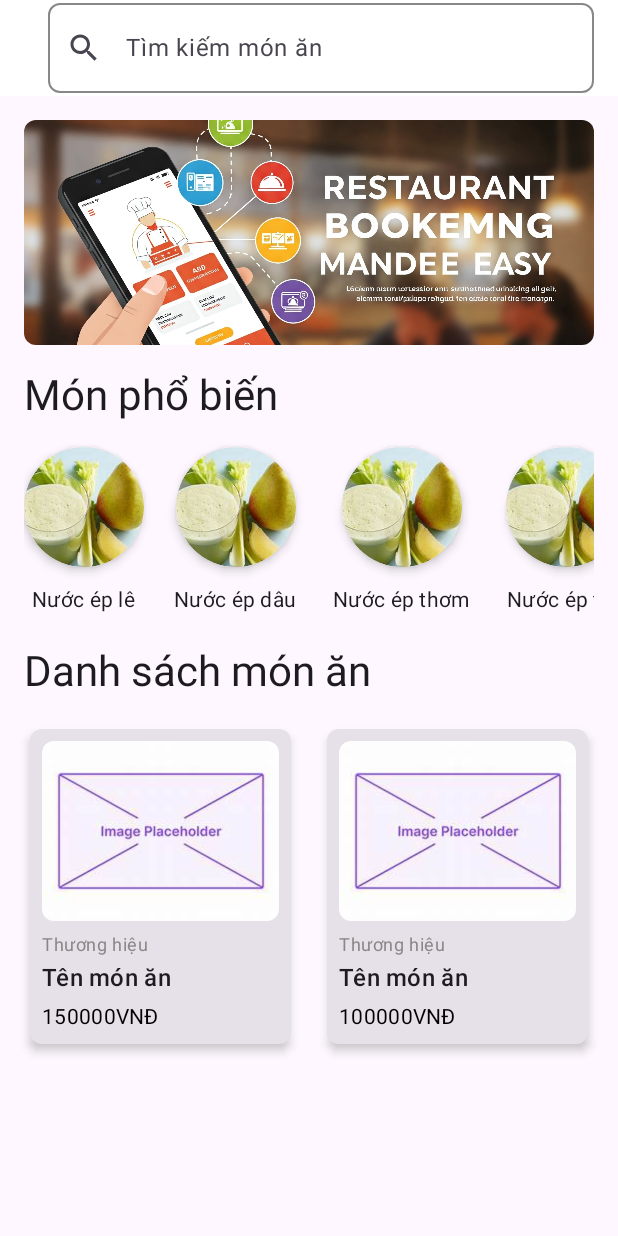
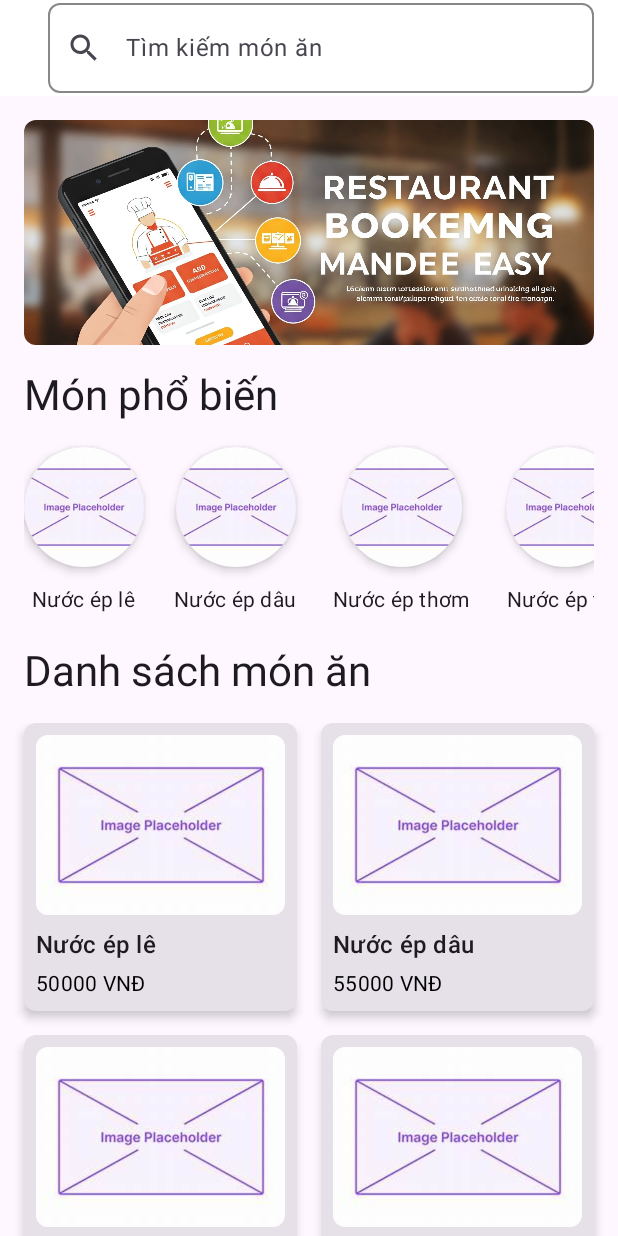
Before and after one commit to khoi2251120220/LapTrinhMOBILE, an Android app built with Jetpack Compose: the @Preview function PreviewHomeScreen, on a phone screen of 412 x 824 dp. Run offline under Robolectric (Android 15) with nearby library versions, the phone set to English and light mode, and no system bars.

Commit message:
up mvvm coban

```diff
--- a/RestaurantManage/app/src/main/java/com/example/restaurantmanage/data/models/MenuItem.kt
+++ b/RestaurantManage/app/src/main/java/com/example/restaurantmanage/data/models/MenuItem.kt
@@ -8,7 +8,8 @@ data class MenuItem(
     val orderCount: Int = 0,
     val inStock: Boolean = true,
     val image: String = "",
-    val description: String = ""
+    val description: String = "",
+    val imageResId: Int = 0,
 )
 
 data class MenuCategory(
--- a/RestaurantManage/app/src/main/java/com/example/restaurantmanage/data/viewmodels/CartViewModel.kt
+++ b/RestaurantManage/app/src/main/java/com/example/restaurantmanage/data/viewmodels/CartViewModel.kt
@@ -1,32 +1,89 @@
 package com.example.restaurantmanage.data.viewmodels
 
-import androidx.compose.runtime.toMutableStateList
 import androidx.lifecycle.ViewModel
+import androidx.lifecycle.viewModelScope
 import com.example.restaurantmanage.data.models.CartItem
 import com.example.restaurantmanage.data.models.MenuItem
 import kotlinx.coroutines.flow.MutableStateFlow
 import kotlinx.coroutines.flow.StateFlow
+import kotlinx.coroutines.flow.asStateFlow
+import kotlinx.coroutines.launch
 
-class CartViewModel: ViewModel() {
+class CartViewModel : ViewModel() {
     private val _cartItems = MutableStateFlow<List<CartItem>>(emptyList())
-    val cartItem: StateFlow<List<CartItem>> = _cartItems
+    val cartItems: StateFlow<List<CartItem>> = _cartItems.asStateFlow()
 
     private val _total = MutableStateFlow(0.0)
-    val total: StateFlow<Double> = _total
+    val total: StateFlow<Double> = _total.asStateFlow()
 
-    fun addToCart(menuItem: MenuItem){
-        val currentItems = _cartItems.value.toMutableList()
-        val existingItem = currentItems.find { it.menuItem.id == menuItem.id }
+    private val _totalWithTax = MutableStateFlow(0.0)
+    val totalWithTax: StateFlow<Double> = _totalWithTax.asStateFlow()
 
-        if (existingItem != null) {
-            existingItem.quantity++
-        } else {
-            currentItems.add(CartItem(menuItem))
+    private val _tax = MutableStateFlow(0.0)
+    val tax: StateFlow<Double> = _tax.asStateFlow()
+
+    private val _selectedPayment = MutableStateFlow("Tiền mặt")
+    val selectedPayment: StateFlow<String> = _selectedPayment.asStateFlow()
+
+    private val _paymentMethods = MutableStateFlow(listOf("Tiền mặt", "Thẻ tín dụng", "Ví điện tử"))
+    val paymentMethods: StateFlow<List<String>> = _paymentMethods.asStateFlow()
+
+    private val _isPaymentDropdownExpanded = MutableStateFlow(false)
+    val isPaymentDropdownExpanded: StateFlow<Boolean> = _isPaymentDropdownExpanded.asStateFlow()
+
+    init {
+        loadCartItems()
+    }
+
+    private fun loadCartItems() {
+        viewModelScope.launch {
+            val mockItems = listOf(
+                CartItem(MenuItem("1", "Nước ép lê", 50000.0, "Nước uống", image = "nuoceple"), 2),
+                CartItem(MenuItem("2", "Nước ép dâu", 55000.0, "Nước uống", image = "nuocepdau"), 1)
+            )
+            _cartItems.value = mockItems
+            updateTotal()
         }
-        _cartItems.value = currentItems
-        calculateTotal()
     }
-    private fun calculateTotal(){
-        _total.value = _cartItems.value.sumOf { it.menuItem.price * it.quantity }
+
+    private fun updateTotal() {
+        val totalPrice = _cartItems.value.sumOf { it.menuItem.price * it.quantity }
+        _total.value = totalPrice
+        _tax.value = totalPrice * 0.1 // Thuế 10%
+        _totalWithTax.value = totalPrice * 1.1 // Tổng cộng (bao gồm thuế)
+    }
+
+    fun addToCart(item: MenuItem) {
+        viewModelScope.launch {
+            val currentItems = _cartItems.value.toMutableList()
+            val existingItem = currentItems.find { it.menuItem.id == item.id }
+            if (existingItem != null) {
+                val updatedItem = existingItem.copy(quantity = existingItem.quantity + 1)
+                currentItems[currentItems.indexOf(existingItem)] = updatedItem
+            } else {
+                currentItems.add(CartItem(item, 1))
+            }
+            _cartItems.value = currentItems
+            updateTotal()
+        }
+    }
+
+    fun setPaymentMethod(method: String) {
+        _selectedPayment.value = method
+    }
+
+    fun togglePaymentDropdown() {
+        _isPaymentDropdownExpanded.value = !_isPaymentDropdownExpanded.value
+    }
+
+    fun dismissPaymentDropdown() {
+        _isPaymentDropdownExpanded.value = false
+    }
+
+    fun confirmPayment() {
+        viewModelScope.launch {
+            _cartItems.value = emptyList()
+            updateTotal()
+        }
     }
 }
--- a/RestaurantManage/app/src/main/java/com/example/restaurantmanage/data/viewmodels/HomeViewModels.kt
+++ b/RestaurantManage/app/src/main/java/com/example/restaurantmanage/data/viewmodels/HomeViewModels.kt
@@ -1,65 +1,54 @@
 package com.example.restaurantmanage.data.viewmodels
 
 import androidx.lifecycle.ViewModel
+import androidx.lifecycle.viewModelScope
+import com.example.restaurantmanage.R
 import com.example.restaurantmanage.data.models.MenuItem
 import kotlinx.coroutines.flow.MutableStateFlow
 import kotlinx.coroutines.flow.StateFlow
 import kotlinx.coroutines.flow.asStateFlow
+import kotlinx.coroutines.launch
 
 class HomeViewModel : ViewModel() {
     private val _featuredItems = MutableStateFlow<List<MenuItem>>(emptyList())
     val featuredItems: StateFlow<List<MenuItem>> = _featuredItems.asStateFlow()
 
-    private val _categories = MutableStateFlow<List<MenuItem>>(emptyList())
-    val categories: StateFlow<List<MenuItem>> = _categories.asStateFlow()
+    private val _categories = MutableStateFlow<List<MenuCategory>>(emptyList())
+    val categories: StateFlow<List<MenuCategory>> = _categories.asStateFlow()
 
     init {
-        _featuredItems.value = listOf(
-            MenuItem(
-                id = "1",
-                name = "Nước ép lê",
-                price = 50000.0,
-                category = "Nước uống",
-                image = "pear_juice.jpg"
-            ),
-            MenuItem(
-                id = "2",
-                name = "Nước ép dâu",
-                price = 55000.0,
-                category = "Nước uống",
-                image = "strawberry_juice.jpg"
-            ),
-            MenuItem(
-                id = "3",
-                name = "Nước ép thơm",
-                price = 45000.0,
-                category = "Nước uống",
-                image = "pineapple_juice.jpg"
-            ),
-            MenuItem(
-                id = "4",
-                name = "Nước ép táo",
-                price = 48000.0,
-                category = "Nước uống",
-                image = "apple_juice.jpg"
+        loadData()
+    }
+
+    private fun loadData() {
+        viewModelScope.launch {
+            val mockFeaturedItems = listOf(
+                MenuItem("1", "Nước ép lê", 50000.0, "Nước uống", imageResId = R.drawable.nuoceple),
+                MenuItem("2", "Nước ép dâu", 55000.0, "Nước uống", imageResId = R.drawable.nuocepdau),
+                MenuItem("3", "Nước ép thơm", 45000.0, "Nước uống", imageResId = R.drawable.nuocepthom),
+                MenuItem("4", "Nước ép táo", 48000.0, "Nước uống", imageResId = R.drawable.nuoceptao)
             )
-        )
+            _featuredItems.value = mockFeaturedItems
 
-        _categories.value = listOf(
-            MenuItem(
-                id = "5",
-                name = "Tên món ăn",
-                price = 150000.0,
-                category = "Món chính",
-                image = "food1.jpg"
-            ),
-            MenuItem(
-                id = "6",
-                name = "Tên món ăn",
-                price = 100000.0,
-                category = "Món phụ",
-                image = "food2.jpg"
+            val mockCategories = listOf(
+                MenuCategory("Món chính", R.drawable.food1),
+                MenuCategory("Món phụ", R.drawable.food2),
+                MenuCategory("Đồ uống", R.drawable.drink)
             )
-        )
+            _categories.value = mockCategories
+        }
+    }
+
+    fun getFeaturedItems(): List<MenuItem> {
+        return _featuredItems.value
+    }
+
+    fun getCategories(): List<MenuCategory> {
+        return _categories.value
     }
 }
+
+data class MenuCategory(
+    val name: String,
+    val imageResId: Int
+)
--- a/RestaurantManage/app/src/main/java/com/example/restaurantmanage/navigation/NavGraph.kt
+++ b/RestaurantManage/app/src/main/java/com/example/restaurantmanage/navigation/NavGraph.kt
@@ -27,6 +27,7 @@ sealed class Screen(val route: String) {
     object UserBookings : Screen("user/bookings")
     object UserFavorites : Screen("user/favorites")
     object Cart : Screen("user/cart")
+    object PaymentSuccess : Screen("user/payment_success")
 
     // Admin Screens (Requires admin login)
     object AdminDashboard : Screen("admin/dashboard")
--- a/RestaurantManage/app/src/main/java/com/example/restaurantmanage/ui/theme/screens/user/MainScreenUser.kt
+++ b/RestaurantManage/app/src/main/java/com/example/restaurantmanage/ui/theme/screens/user/MainScreenUser.kt
@@ -16,6 +16,7 @@ import com.example.restaurantmanage.ui.theme.screens.assignment.LoginScreen
 import com.example.restaurantmanage.ui.theme.screens.assignment.PasswordScreen
 import com.example.restaurantmanage.ui.theme.screens.user.booking.BookingScreen
 import com.example.restaurantmanage.ui.theme.screens.user.home.HomeScreen
+import com.example.restaurantmanage.ui.theme.screens.user.introduce.IntroduceScreen
 import com.example.restaurantmanage.ui.theme.screens.user.order.MenuScreen
 import com.example.restaurantmanage.ui.theme.screens.user.personal.ProfileScreen
 
@@ -32,9 +33,12 @@ fun MainScreenUser() {
     ) { paddingValues ->
         NavHost(
             navController = navController,
-            startDestination = "home",
+            startDestination = "introduce",
             modifier = Modifier.padding(paddingValues)
         ) {
+            composable("introduce") {
+                IntroduceScreen(navController)
+            }
             composable("home") {
                 HomeScreen(navController)
             }
--- a/RestaurantManage/app/src/main/java/com/example/restaurantmanage/ui/theme/screens/user/home/HomeScreen.kt
+++ b/RestaurantManage/app/src/main/java/com/example/restaurantmanage/ui/theme/screens/user/home/HomeScreen.kt
@@ -5,10 +5,15 @@ import androidx.compose.foundation.clickable
 import androidx.compose.foundation.layout.*
 import androidx.compose.foundation.lazy.LazyColumn
 import androidx.compose.foundation.lazy.LazyRow
+import androidx.compose.foundation.lazy.grid.GridCells
+import androidx.compose.foundation.lazy.grid.LazyVerticalGrid
+import androidx.compose.foundation.lazy.grid.items
 import androidx.compose.foundation.lazy.items
 import androidx.compose.foundation.shape.CircleShape
 import androidx.compose.foundation.shape.RoundedCornerShape
 import androidx.compose.material.icons.Icons
+import androidx.compose.material.icons.filled.Favorite
+import androidx.compose.material.icons.filled.FavoriteBorder
 import androidx.compose.material.icons.filled.Search
 import androidx.compose.material3.*
 import androidx.compose.runtime.Composable
@@ -16,6 +21,7 @@ import androidx.compose.runtime.collectAsState
 import androidx.compose.runtime.getValue
 import androidx.compose.runtime.mutableStateOf
 import androidx.compose.runtime.remember
+import androidx.compose.runtime.setValue
 import androidx.compose.ui.Alignment
 import androidx.compose.ui.Modifier
 import androidx.compose.ui.draw.clip
@@ -28,6 +34,7 @@ import androidx.compose.ui.tooling.preview.Preview
 import androidx.compose.ui.unit.dp
 import androidx.lifecycle.viewmodel.compose.viewModel
 import androidx.navigation.NavController
+import androidx.navigation.compose.rememberNavController
 import com.example.restaurantmanage.R
 import com.example.restaurantmanage.data.models.MenuItem
 import com.example.restaurantmanage.data.viewmodels.CartViewModel
@@ -41,7 +48,6 @@ fun HomeScreen(
     cartViewModel: CartViewModel = viewModel()
 ) {
     val featuredItems by homeViewModel.featuredItems.collectAsState()
-    val categories by homeViewModel.categories.collectAsState()
     val searchText = remember { mutableStateOf(TextFieldValue("")) }
 
     Scaffold(
@@ -75,7 +81,7 @@ fun HomeScreen(
                     containerColor = Color.White
                 )
             )
-        },
+        }
     ) { padding ->
         LazyColumn(
             modifier = Modifier
@@ -125,15 +131,16 @@ fun HomeScreen(
                 )
             }
 
-            items(categories.chunked(2)) { row ->
-                Row(
-                    modifier = Modifier.fillMaxWidth(),
-                    horizontalArrangement = Arrangement.spacedBy(16.dp)
+            item {
+                LazyVerticalGrid(
+                    columns = GridCells.Fixed(2),
+                    horizontalArrangement = Arrangement.spacedBy(16.dp),
+                    verticalArrangement = Arrangement.spacedBy(16.dp),
+                    modifier = Modifier.heightIn(max = 1000.dp) // Giới hạn chiều cao nếu cần
                 ) {
-                    row.forEach { item ->
+                    items(featuredItems) { item ->
                         MenuItemCard(
                             item = item,
-                            modifier = Modifier.weight(1f),
                             onItemClick = { cartViewModel.addToCart(item) }
                         )
                     }
@@ -161,7 +168,7 @@ fun FeaturedItemCard(
             elevation = CardDefaults.cardElevation(defaultElevation = 4.dp)
         ) {
             Image(
-                painter = painterResource(id = R.drawable.nuoceple),
+                painter = painterResource(id = getImageResId(item.image)),
                 contentDescription = item.name,
                 modifier = Modifier
                     .fillMaxSize()
@@ -185,9 +192,11 @@ fun MenuItemCard(
     modifier: Modifier = Modifier,
     onItemClick: () -> Unit
 ) {
+    var isFavorite by remember { mutableStateOf(false) }
+
     Card(
         modifier = modifier
-            .padding(4.dp)
+            .fillMaxWidth()
             .clickable(onClick = onItemClick),
         elevation = CardDefaults.cardElevation(defaultElevation = 4.dp),
         shape = RoundedCornerShape(8.dp)
@@ -195,8 +204,9 @@ fun MenuItemCard(
         Column(
             modifier = Modifier.padding(8.dp)
         ) {
+            Box {
                 Image(
-                painter = painterResource(id = R.drawable.placeholder),
+                    painter = painterResource(id = getImageResId(item.image)),
                     contentDescription = item.name,
                     modifier = Modifier
                         .fillMaxWidth()
@@ -204,19 +214,14 @@ fun MenuItemCard(
                         .clip(RoundedCornerShape(8.dp)),
                     contentScale = ContentScale.Crop
                 )
-            Text(
-                text = "Thương hiệu",
-                style = MaterialTheme.typography.bodySmall,
-                modifier = Modifier.padding(top = 8.dp),
-                color = Color.Gray
-            )
+            }
             Text(
                 text = item.name,
                 style = MaterialTheme.typography.titleMedium,
-                modifier = Modifier.padding(top = 2.dp)
+                modifier = Modifier.padding(top = 8.dp)
             )
             Text(
-                text = "${item.price.toInt()}VNĐ",
+                text = "${item.price.toInt()} VNĐ",
                 style = MaterialTheme.typography.bodyMedium,
                 modifier = Modifier.padding(top = 4.dp),
                 color = Color.Black
@@ -225,8 +230,15 @@ fun MenuItemCard(
     }
 }
 
+@Composable
+fun getImageResId(imageName: String): Int {
+    val context = LocalContext.current
+    val resId = context.resources.getIdentifier(imageName, "drawable", context.packageName)
+    return if (resId != 0) resId else R.drawable.placeholder
+}
+
 @Preview(showBackground = true)
 @Composable
 fun PreviewHomeScreen() {
-    HomeScreen(navController = NavController(LocalContext.current))
+    HomeScreen(navController = rememberNavController())
 }
--- a/RestaurantManage/app/src/main/java/com/example/restaurantmanage/ui/theme/screens/user/home/IntroduceScreen.kt
+++ b/RestaurantManage/app/src/main/java/com/example/restaurantmanage/ui/theme/screens/user/introduce/IntroduceScreen.kt
@@ -1,4 +1,4 @@
-package com.example.restaurantmanage.ui.theme.screens.user.home
+package com.example.restaurantmanage.ui.theme.screens.user.introduce
 
 import androidx.compose.foundation.Image
 import androidx.compose.foundation.background
@@ -34,7 +34,6 @@ fun IntroduceScreen(navController: NavController) {
         horizontalAlignment = Alignment.CenterHorizontally,
         verticalArrangement = Arrangement.Center
     ) {
-        // Hình ảnh minh họa (có thể là logo hoặc hình ảnh món ăn)
         Image(
             painter = painterResource(id = R.drawable.restaurant_logo),
             contentDescription = "Hình ảnh giới thiệu",
```
Also changed, not shown: RestaurantManage/app/src/main/java/com/example/restaurantmanage/ui/theme/screens/user/order/CartScreen.kt (+33 -18 lines), RestaurantManage/app/src/main/res/drawable/drink.png (added), RestaurantManage/app/src/main/res/drawable/food1.png (added), RestaurantManage/app/src/main/res/drawable/food2.png (added), RestaurantManage/app/src/main/res/drawable/nuocepdau.png (added), RestaurantManage/app/src/main/res/drawable/nuoceptao.png (added), RestaurantManage/app/src/main/res/drawable/nuocepthom.png (added). Lines whose indentation alone changed are shown as unchanged.
